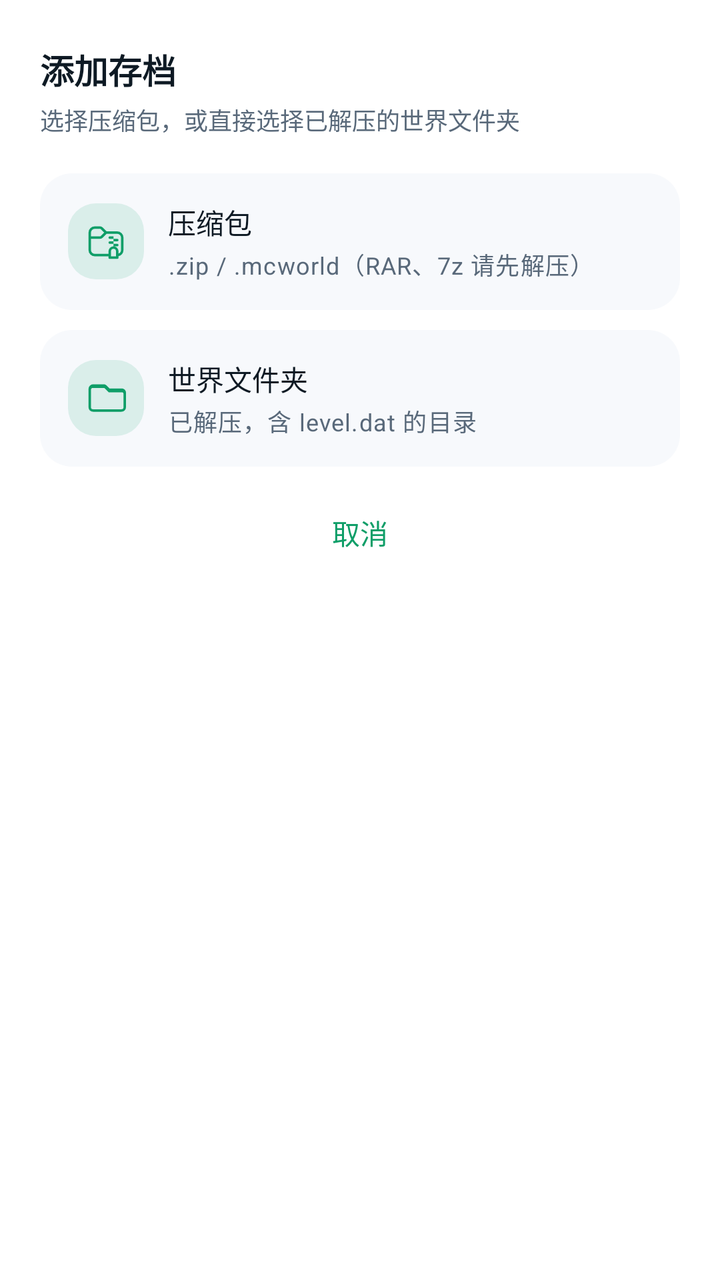
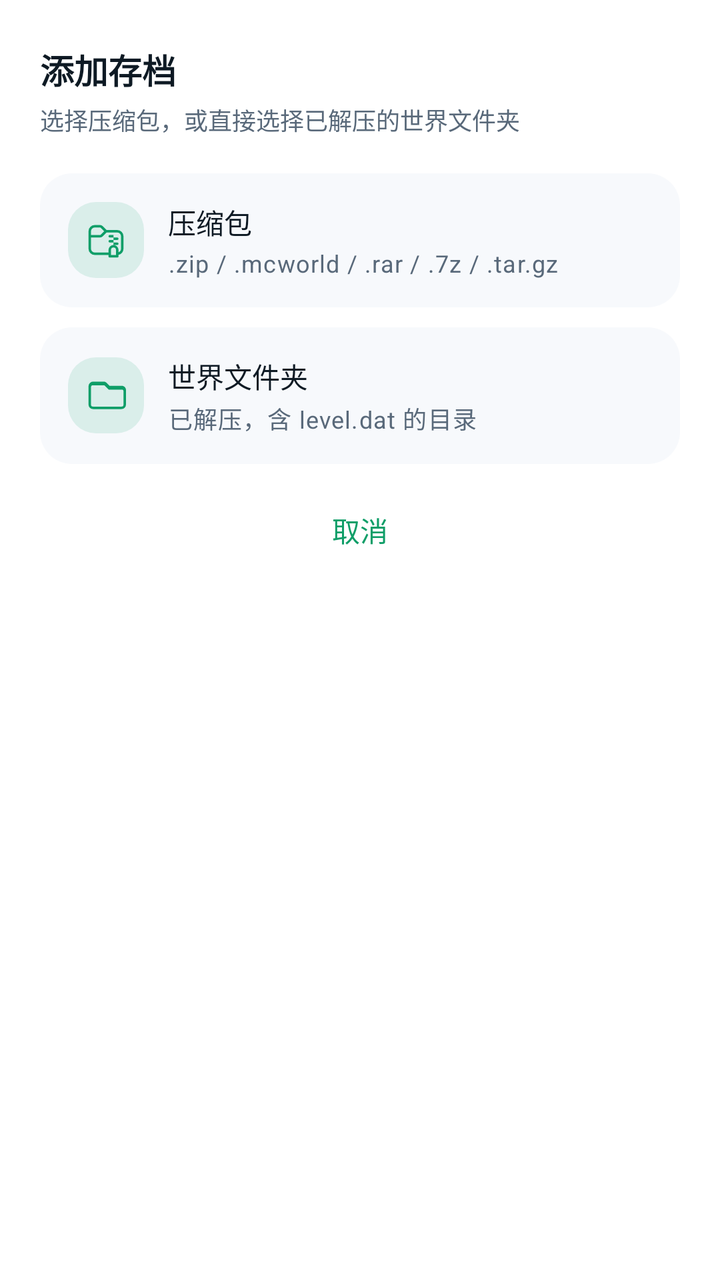

An Android layout rendered at two revisions. The XML below is the earlier revision; the diff shows what the commit changed to produce the second picture.
<!-- AndroidManifest.xml: application theme Theme.LiteChunk -->
<!-- res/layout/sheet_pick_source.xml -->
<?xml version="1.0" encoding="utf-8"?>
<LinearLayout xmlns:android="http://schemas.android.com/apk/res/android"
    xmlns:app="http://schemas.android.com/apk/res-auto"
    android:layout_width="match_parent"
    android:layout_height="wrap_content"
    android:background="@color/surface"
    android:orientation="vertical"
    android:paddingStart="20dp"
    android:paddingTop="22dp"
    android:paddingEnd="20dp"
    android:paddingBottom="16dp">

    <TextView
        android:layout_width="wrap_content"
        android:layout_height="wrap_content"
        android:text="添加存档"
        android:textColor="@color/text"
        android:textSize="17sp"
        android:textStyle="bold" />

    <TextView
        android:layout_width="wrap_content"
        android:layout_height="wrap_content"
        android:layout_marginTop="4dp"
        android:text="选择压缩包，或直接选择已解压的世界文件夹"
        android:textColor="@color/text_dim"
        android:textSize="12sp" />

    <LinearLayout
        android:id="@+id/rowArchive"
        android:layout_width="match_parent"
        android:layout_height="wrap_content"
        android:layout_marginTop="18dp"
        android:background="@drawable/bg_row"
        android:clickable="true"
        android:focusable="true"
        android:gravity="center_vertical"
        android:orientation="horizontal"
        android:paddingStart="14dp"
        android:paddingTop="14dp"
        android:paddingEnd="14dp"
        android:paddingBottom="14dp">

        <FrameLayout
            android:layout_width="38dp"
            android:layout_height="38dp"
            android:background="@drawable/bg_icon">

            <ImageView
                android:layout_width="20dp"
                android:layout_height="20dp"
                android:layout_gravity="center"
                android:contentDescription="@null"
                android:src="@drawable/ic_zip"
                app:tint="@color/accent" />
        </FrameLayout>

        <LinearLayout
            android:layout_width="0dp"
            android:layout_height="wrap_content"
            android:layout_marginStart="12dp"
            android:layout_weight="1"
            android:orientation="vertical">

            <TextView
                android:layout_width="wrap_content"
                android:layout_height="wrap_content"
                android:text="压缩包"
                android:textColor="@color/text"
                android:textSize="14sp" />

            <TextView
                style="@style/Text.LiteChunk.Caption"
                android:layout_width="wrap_content"
                android:layout_height="wrap_content"
                android:layout_marginTop="2dp"
                android:text=".zip / .mcworld（RAR、7z 请先解压）" />
        </LinearLayout>
    </LinearLayout>

    <LinearLayout
        android:id="@+id/rowFolder"
        android:layout_width="match_parent"
        android:layout_height="wrap_content"
        android:layout_marginTop="10dp"
        android:background="@drawable/bg_row"
        android:clickable="true"
        android:focusable="true"
        android:gravity="center_vertical"
        android:orientation="horizontal"
        android:paddingStart="14dp"
        android:paddingTop="14dp"
        android:paddingEnd="14dp"
        android:paddingBottom="14dp">

        <FrameLayout
            android:layout_width="38dp"
            android:layout_height="38dp"
            android:background="@drawable/bg_icon">

            <ImageView
                android:layout_width="20dp"
                android:layout_height="20dp"
                android:layout_gravity="center"
                android:contentDescription="@null"
                android:src="@drawable/ic_folder"
                app:tint="@color/accent" />
        </FrameLayout>

        <LinearLayout
            android:layout_width="0dp"
            android:layout_height="wrap_content"
            android:layout_marginStart="12dp"
            android:layout_weight="1"
            android:orientation="vertical">

            <TextView
                android:layout_width="wrap_content"
                android:layout_height="wrap_content"
                android:text="世界文件夹"
                android:textColor="@color/text"
                android:textSize="14sp" />

            <TextView
                style="@style/Text.LiteChunk.Caption"
                android:layout_width="wrap_content"
                android:layout_height="wrap_content"
                android:layout_marginTop="2dp"
                android:text="已解压，含 level.dat 的目录" />
        </LinearLayout>
    </LinearLayout>

    <com.google.android.material.button.MaterialButton
        android:id="@+id/btnSheetCancel"
        style="@style/Widget.LiteChunk.TextButton"
        android:layout_width="match_parent"
        android:layout_height="46dp"
        android:layout_marginTop="10dp"
        android:text="取消" />
</LinearLayout>
<!-- resources referenced by this layout -->
<resources>
  <color name="accent">#FF0F9E68</color>
  <color name="surface">#FFFFFFFF</color>
  <color name="text">#FF0E1A24</color>
  <color name="text_dim">#FF59697A</color>
  <!-- drawable bg_icon (drawable) -->
  <?xml version="1.0" encoding="utf-8"?>
  <shape xmlns:android="http://schemas.android.com/apk/res/android"
      android:shape="rectangle">
      <corners android:radius="14dp" />
      <solid android:color="@color/accent_12" />
  </shape>
  <!-- drawable bg_row (drawable) -->
  <?xml version="1.0" encoding="utf-8"?>
  <ripple xmlns:android="http://schemas.android.com/apk/res/android"
      android:color="@color/accent_24">
      <item>
          <shape android:shape="rectangle">
              <corners android:radius="16dp" />
              <solid android:color="@color/row_bg" />
          </shape>
      </item>
  </ripple>
  <!-- drawable ic_folder (drawable) -->
  <?xml version="1.0" encoding="utf-8"?>
  <vector xmlns:android="http://schemas.android.com/apk/res/android"
      android:width="24dp"
      android:height="24dp"
      android:tint="?attr/colorControlNormal"
      android:viewportHeight="16"
      android:viewportWidth="16">
      <path
          android:fillColor="#FFFFFFFF"
          android:fillType="evenOdd"
          android:pathData="M1,4.4A1.9,1.9 0 0,1 2.9,2.5h4.2a1.6,1.6 0 0,1 1.13,0.47l1.2,1.2h4.87A1.7,1.7 0 0,1 16,5.87v5.83a1.8,1.8 0 0,1 -1.8,1.8H2.8A1.8,1.8 0 0,1 1,11.7zM2,5.9v5.8a0.8,0.8 0 0,0 0.8,0.8h11.4a0.8,0.8 0 0,0 0.8,-0.8V6.4a0.7,0.7 0 0,0 -0.7,-0.7H9.06L7.5,4.14a0.6,0.6 0 0,0 -0.42,-0.17H2.8A0.8,0.8 0 0,0 2,4.77z" />
  </vector>
  <!-- drawable ic_zip (drawable) -->
  <?xml version="1.0" encoding="utf-8"?>
  <vector xmlns:android="http://schemas.android.com/apk/res/android"
      android:width="24dp"
      android:height="24dp"
      android:tint="?attr/colorControlNormal"
      android:viewportHeight="16"
      android:viewportWidth="16">
      <path
          android:fillColor="#FFFFFFFF"
          android:pathData="M5.586,2a1.5,1.5 0 0,1 1.06,0.44L8.207,4H12.5A2.5,2.5 0 0,1 15,6.5v5a2.5,2.5 0 0,1 -2,2.45v0.665a0.385,0.385 0 0,1 -0.307,0.377l-0.078,0.008h-3.23l-0.078,-0.008A0.385,0.385 0 0,1 9,14.615V14H3.5A2.5,2.5 0 0,1 1,11.5v-7A2.5,2.5 0 0,1 3.5,2zM11,11a1,1 0 0,0 -0.995,0.898L10,12v2h2v-2a1,1 0 0,0 -1,-1M6.646,6.56a1.5,1.5 0 0,1 -1.06,0.44H2v4.5A1.5,1.5 0 0,0 3.5,13H9v-1a2,2 0 1,1 4,0v0.912a1.5,1.5 0 0,0 1,-1.412v-5A1.5,1.5 0 0,0 12.5,5H8.207zM12.5,9a0.5,0.5 0 0,1 0,1H11V9zM11,9H9.5a0.5,0.5 0 0,1 0,-1H11zm1.5,-2a0.5,0.5 0 0,1 0,1H11V7zM11,7H9.5a0.5,0.5 0 0,1 0,-1H11zM3.5,3A1.5,1.5 0 0,0 2,4.5V6h3.586a0.5,0.5 0 0,0 0.353,-0.146L7.293,4.5L5.939,3.146A0.5,0.5 0 0,0 5.586,3z" />
  </vector>
  <style name="Text.LiteChunk.Caption" parent="TextAppearance.Material3.BodySmall">
          <item name="android:textColor">@color/text_dim</item>
          <item name="android:textSize">12sp</item>
      </style>
  <style name="Widget.LiteChunk.TextButton" parent="Widget.Material3.Button.TextButton">
          <item name="android:textColor">@color/accent</item>
          <item name="android:textSize">14sp</item>
      </style>
  <color name="accent_12">#1F0F9E68</color>
  <color name="accent_24">#3D0F9E68</color>
  <color name="row_bg">#FFF7F9FC</color>
  <color name="white">#FFFFFFFF</color>
  <color name="accent_container">#FFE1F5EC</color>
  <color name="accent_alt">#FF2568CE</color>
  <color name="accent_alt_container">#FFE6EFFC</color>
  <color name="surface_high">#FFF2F5F9</color>
  <color name="divider">#FFE1E7EE</color>
  <color name="danger">#FFD92D20</color>
  <color name="bg">#FFF4F6F9</color>
  <!-- unchanged entries left out for length: 1 -->
</resources>

<!-- the commit's change to res/layout/sheet_pick_source.xml (unified diff, before → after) -->
@@ -74,7 +74,7 @@
                 android:layout_width="wrap_content"
                 android:layout_height="wrap_content"
                 android:layout_marginTop="2dp"
-                android:text=".zip / .mcworld（RAR、7z 请先解压）" />
+                android:text=".zip / .mcworld / .rar / .7z / .tar.gz" />
         </LinearLayout>
     </LinearLayout>
 
